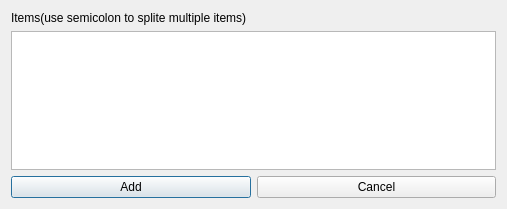
Old version of the form ui/design/add_items.ui in the repository zimolab/PyInstallerGUI.
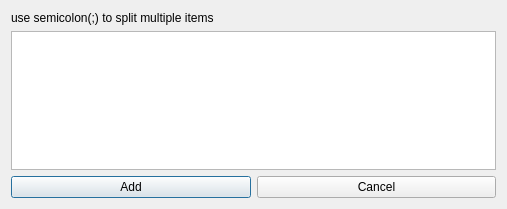
New version of the form.

```diff
--- a/ui/design/add_items.ui
+++ b/ui/design/add_items.ui
@@ -10,12 +10,6 @@
     <height>209</height>
    </rect>
   </property>
-  <property name="font">
-   <font>
-    <family>Arial</family>
-    <pointsize>9</pointsize>
-   </font>
-  </property>
   <property name="windowTitle">
    <string>Add Items</string>
   </property>
@@ -23,7 +17,7 @@
    <item>
     <widget class="QLabel" name="itemsLabel">
      <property name="text">
-      <string>Items(use semicolon to splite multiple items)</string>
+      <string>use semicolon(;) to split multiple items</string>
      </property>
     </widget>
    </item>
```
